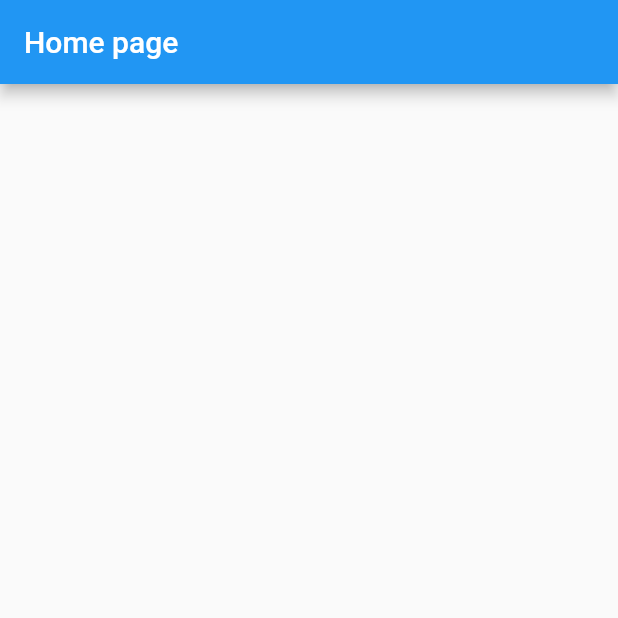
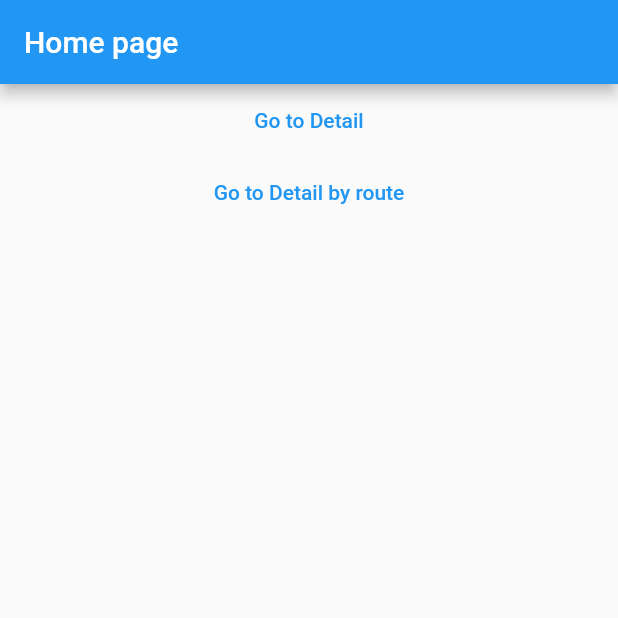
Before and after one commit to JnrMoraes/navigation-flutter, a Flutter app: the screen it shows after launch, on a phone screen of 412 x 824 dp, the top half of it. Run offline on Flutter 3.47's test engine with Material 2 defaults, Android fonts, the phone set to English and light mode, and no system bars.

Commit message:
custom navigation not using libs

```diff
--- /dev/null
+++ b/lib/core/navigator_custom_observer.dart
@@ -0,0 +1,16 @@
+
+import 'package:flutter/widgets.dart';
+
+class NavigatorCustomObserver extends NavigatorObserver{
+  @override
+  void didPush(Route route, Route? previousRoute) {
+    // TODO: implement didPush
+    super.didPush(route, previousRoute);
+  }
+
+  @override
+  void didPop(Route route, Route? previousRoute) {
+    // TODO: implement didPop
+    super.didPop(route, previousRoute);
+  }
+}
--- a/lib/main.dart
+++ b/lib/main.dart
@@ -1,4 +1,5 @@
 import 'package:flutter/material.dart';
+import 'package:navigation_two/core/navigator_custom_observer.dart';
 import 'package:navigation_two/pages/detail_page.dart';
 import 'package:navigation_two/pages/home_page.dart';
 
@@ -16,10 +17,30 @@ class MyApp extends StatelessWidget {
       theme: ThemeData(
         primarySwatch: Colors.blue,
       ),
-      routes: {
-        '/': (_) => const HomePage(),
-        '/detail': (_) => const DetailPage(),
+      navigatorObservers: [
+        NavigatorCustomObserver(),
+      ],
+      onGenerateRoute: (RouteSettings settings) {
+        if (settings.name == '/') {
+          return MaterialPageRoute(
+            builder: (context) => const HomePage(),
+          );
+        }
+        if (settings.name == '/detail') {
+          String param = settings.arguments as String ?? 'not sent param';
+          return MaterialPageRoute(
+            builder: (context) => DetailPage(
+              param: param,
+            ),
+          );
+        }
+        return null;
       },
+
+      // routes: {
+      //   '/': (_) => const HomePage(),
+      //   '/detail': (_) => const DetailPage(),
+      // },
     );
   }
 }
--- a/lib/pages/home_page.dart
+++ b/lib/pages/home_page.dart
@@ -1,14 +1,41 @@
 import 'package:flutter/material.dart';
+import 'package:navigation_two/pages/detail_page.dart';
 
 class HomePage extends StatelessWidget {
+  const HomePage({Key? key}) : super(key: key);
 
-  const HomePage({ Key? key }) : super(key: key);
-
-   @override
-   Widget build(BuildContext context) {
-       return Scaffold(
-           appBar: AppBar(title: const Text('Home page'),),
-           body: Container(),
-       );
+  @override
+  Widget build(BuildContext context) {
+    return Scaffold(
+      appBar: AppBar(
+        title: const Text('Home page'),
+      ),
+      body: Center(
+        child: Column(
+          children: [
+            TextButton(
+              onPressed: () {
+                Navigator.of(context)
+                    .pushNamed('/detail', arguments: 'Param X');
+              },
+              child: const Text('Go to Detail'),
+            ),
+            TextButton(
+              onPressed: () {
+                Navigator.of(context).push(
+                  MaterialPageRoute(
+                    settings: const RouteSettings(
+                        // name: '/detail', arguments: 'Paramns send by route'
+                        ),
+                    builder: (_) => DetailPage(param: 'Param by home page'),
+                  ),
+                );
+              },
+              child: const Text('Go to Detail by route'),
+            ),
+          ],
+        ),
+      ),
+    );
   }
 }
```
Also changed, not shown: lib/pages/detail_page.dart (+17 -8 lines).
